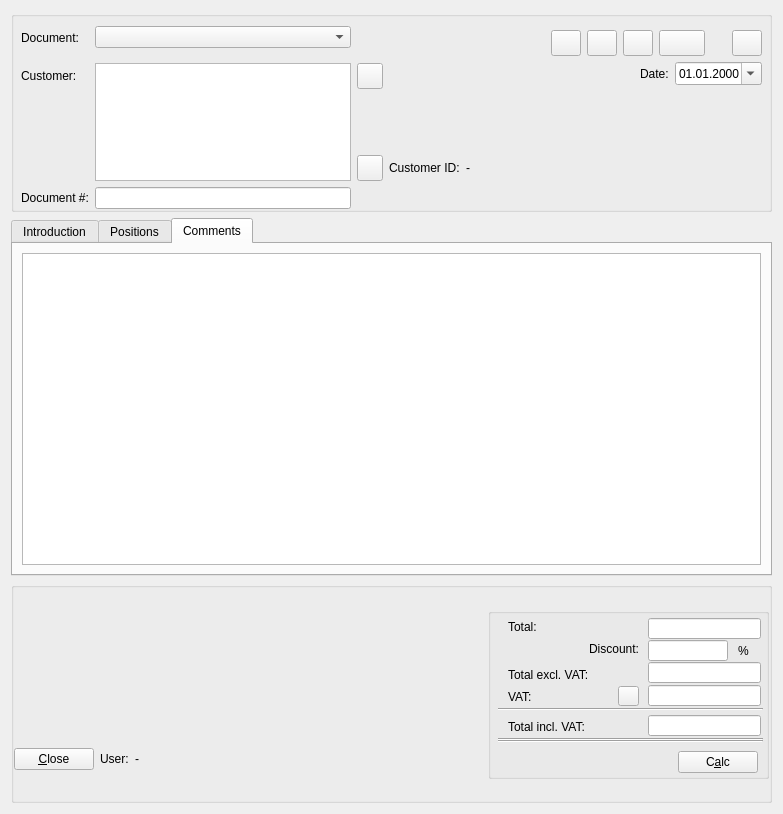
Qt form trunk/ui/doceditfrm.ui (BackupTheBerlios/first4-svn) before a commit.
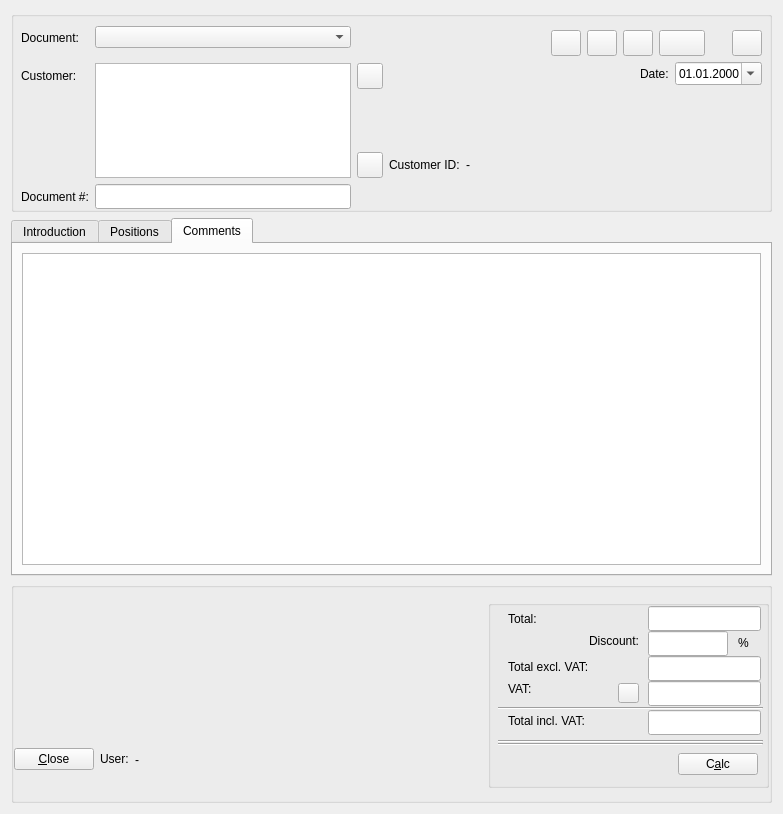
The same form after that commit. Icons and pictures are not drawn.

The edit to the form file:
```diff
--- a/trunk/ui/doceditfrm.ui
+++ b/trunk/ui/doceditfrm.ui
@@ -192,13 +192,13 @@
            <property name="minimumSize" >
             <size>
              <width>256</width>
-             <height>22</height>
+             <height>25</height>
             </size>
            </property>
            <property name="maximumSize" >
             <size>
              <width>16777215</width>
-             <height>22</height>
+             <height>25</height>
             </size>
            </property>
            <property name="text" >
@@ -949,7 +949,7 @@
         <property name="maximumSize" >
          <size>
           <width>281</width>
-          <height>171</height>
+          <height>188</height>
          </size>
         </property>
         <property name="title" >
@@ -959,7 +959,7 @@
          <property name="geometry" >
           <rect>
            <x>10</x>
-           <y>132</y>
+           <y>143</y>
            <width>265</width>
            <height>2</height>
           </rect>
@@ -972,7 +972,7 @@
          <property name="geometry" >
           <rect>
            <x>10</x>
-           <y>100</y>
+           <y>107</y>
            <width>265</width>
            <height>3</height>
           </rect>
@@ -985,9 +985,9 @@
          <property name="geometry" >
           <rect>
            <x>20</x>
-           <y>110</y>
+           <y>111</y>
            <width>121</width>
-           <height>17</height>
+           <height>20</height>
           </rect>
          </property>
          <property name="text" >
@@ -998,7 +998,7 @@
          <property name="geometry" >
           <rect>
            <x>9</x>
-           <y>140</y>
+           <y>150</y>
            <width>261</width>
            <height>29</height>
           </rect>
@@ -1048,7 +1048,7 @@
          <property name="geometry" >
           <rect>
            <x>10</x>
-           <y>130</y>
+           <y>140</y>
            <width>265</width>
            <height>2</height>
           </rect>
@@ -1061,21 +1061,21 @@
          <property name="geometry" >
           <rect>
            <x>160</x>
-           <y>107</y>
+           <y>110</y>
            <width>113</width>
-           <height>21</height>
+           <height>25</height>
           </rect>
          </property>
          <property name="minimumSize" >
           <size>
            <width>113</width>
-           <height>21</height>
+           <height>25</height>
           </size>
          </property>
          <property name="maximumSize" >
           <size>
            <width>113</width>
-           <height>21</height>
+           <height>25</height>
           </size>
          </property>
          <property name="font" >
@@ -1114,7 +1114,7 @@
          <property name="geometry" >
           <rect>
            <x>130</x>
-           <y>78</y>
+           <y>83</y>
            <width>21</width>
            <height>20</height>
           </rect>
@@ -1148,9 +1148,9 @@
          <property name="geometry" >
           <rect>
            <x>160</x>
-           <y>77</y>
+           <y>81</y>
            <width>113</width>
-           <height>21</height>
+           <height>25</height>
           </rect>
          </property>
          <property name="sizePolicy" >
@@ -1162,13 +1162,13 @@
          <property name="minimumSize" >
           <size>
            <width>113</width>
-           <height>21</height>
+           <height>25</height>
           </size>
          </property>
          <property name="maximumSize" >
           <size>
            <width>113</width>
-           <height>21</height>
+           <height>25</height>
           </size>
          </property>
         </widget>
@@ -1176,9 +1176,9 @@
          <property name="geometry" >
           <rect>
            <x>160</x>
-           <y>54</y>
+           <y>56</y>
            <width>113</width>
-           <height>21</height>
+           <height>25</height>
           </rect>
          </property>
          <property name="sizePolicy" >
@@ -1190,13 +1190,13 @@
          <property name="minimumSize" >
           <size>
            <width>113</width>
-           <height>21</height>
+           <height>25</height>
           </size>
          </property>
          <property name="maximumSize" >
           <size>
            <width>113</width>
-           <height>21</height>
+           <height>25</height>
           </size>
          </property>
         </widget>
@@ -1279,9 +1279,9 @@
          <property name="geometry" >
           <rect>
            <x>160</x>
-           <y>32</y>
+           <y>31</y>
            <width>80</width>
-           <height>21</height>
+           <height>25</height>
           </rect>
          </property>
          <property name="sizePolicy" >
@@ -1293,13 +1293,13 @@
          <property name="minimumSize" >
           <size>
            <width>80</width>
-           <height>21</height>
+           <height>25</height>
           </size>
          </property>
          <property name="maximumSize" >
           <size>
            <width>80</width>
-           <height>21</height>
+           <height>25</height>
           </size>
          </property>
          <property name="alignment" >
@@ -1323,9 +1323,9 @@
          <property name="geometry" >
           <rect>
            <x>160</x>
-           <y>10</y>
+           <y>6</y>
            <width>113</width>
-           <height>21</height>
+           <height>25</height>
           </rect>
          </property>
          <property name="sizePolicy" >
@@ -1337,13 +1337,13 @@
          <property name="minimumSize" >
           <size>
            <width>113</width>
-           <height>21</height>
+           <height>25</height>
           </size>
          </property>
          <property name="maximumSize" >
           <size>
            <width>113</width>
-           <height>21</height>
+           <height>25</height>
           </size>
          </property>
         </widget>
```
